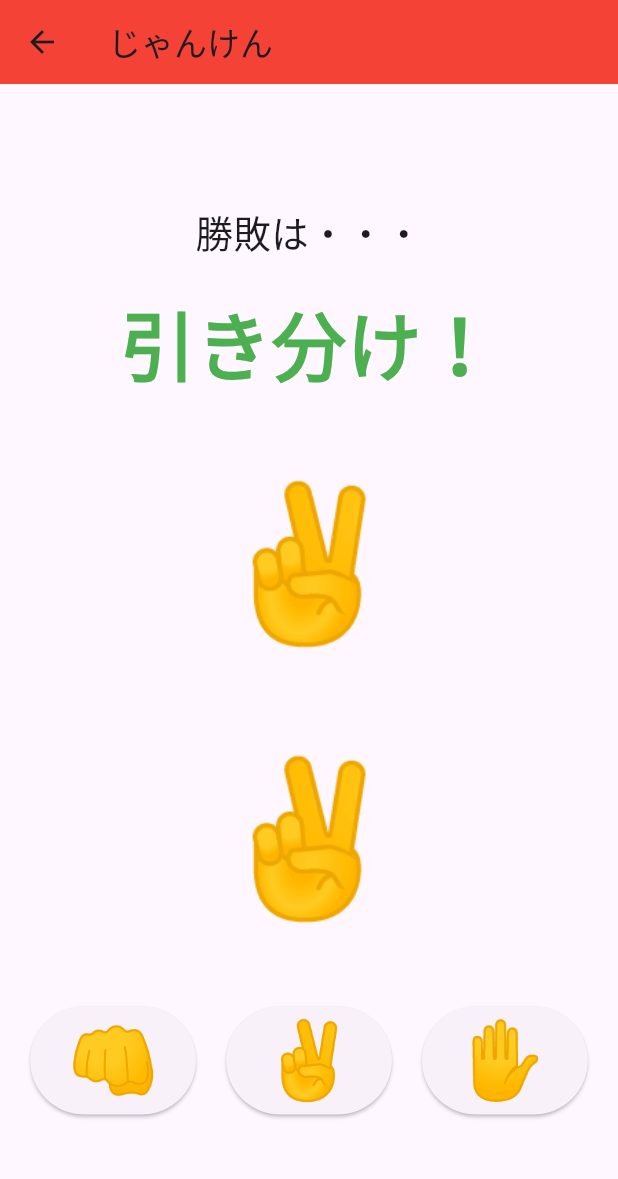
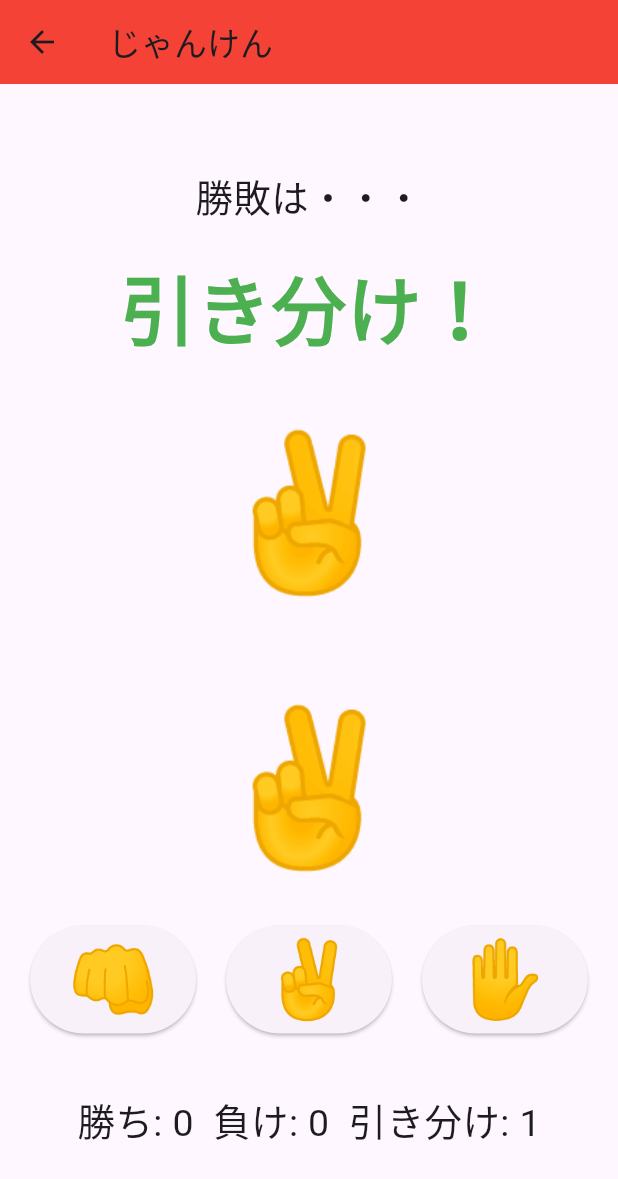
Before and after one commit to sugishitadaichi/Gamin, a Flutter app: the JankenPage screen opened directly, after a tap on "✌️", on a phone screen of 412 x 824 dp. Shown: the top 1179 px of the screen. Run offline on Flutter 3.47's test engine with Material 3 defaults, Android fonts, the light colour scheme and no system bars.

Commit message:
勝敗カウントの追加

```diff
--- a/lib/janken_page.dart
+++ b/lib/janken_page.dart
@@ -13,10 +13,15 @@ class _JankenPageState extends State<JankenPage> {
   String myHand = '👊';
   String result = '引き分け';
 
+  int winCount = 0;
+  int loseCount = 0;
+  int drawCount = 0;
+
   void selectHand(String selectedHand) {
     myHand = selectedHand;
     computerHand();
     judge();
+    judgeCount();
     setState(() {});
   }
 
@@ -47,6 +52,18 @@ class _JankenPageState extends State<JankenPage> {
       result = '勝ち';
     } else {
       result = '負け';
+    }
+  }
+
+  void judgeCount() {
+    if (computedHand == myHand) {
+      drawCount++;
+    } else if (myHand == '👊' && computedHand == '✌️' ||
+        myHand == '✌️' && computedHand == '✋' ||
+        myHand == '✋' && computedHand == '👊') {
+      winCount++;
+    } else {
+      loseCount++;
     }
   }
 
@@ -94,7 +111,7 @@ class _JankenPageState extends State<JankenPage> {
               ),
             ),
             SizedBox(
-              height: 40,
+              height: 30,
             ),
             Text(
               computedHand,
@@ -112,7 +129,7 @@ class _JankenPageState extends State<JankenPage> {
               ),
             ),
             SizedBox(
-              height: 40,
+              height: 20,
             ),
             Row(
               mainAxisAlignment: MainAxisAlignment.spaceEvenly,
@@ -155,6 +172,15 @@ class _JankenPageState extends State<JankenPage> {
                 ),
               ],
             ),
+            SizedBox(
+              height: 40,
+            ),
+            Text(
+              '勝ち: $winCount  負け: $loseCount  引き分け: $drawCount',
+              style: TextStyle(
+                fontSize: 25,
+              ),
+            ),
           ],
         ),
       ),
```
